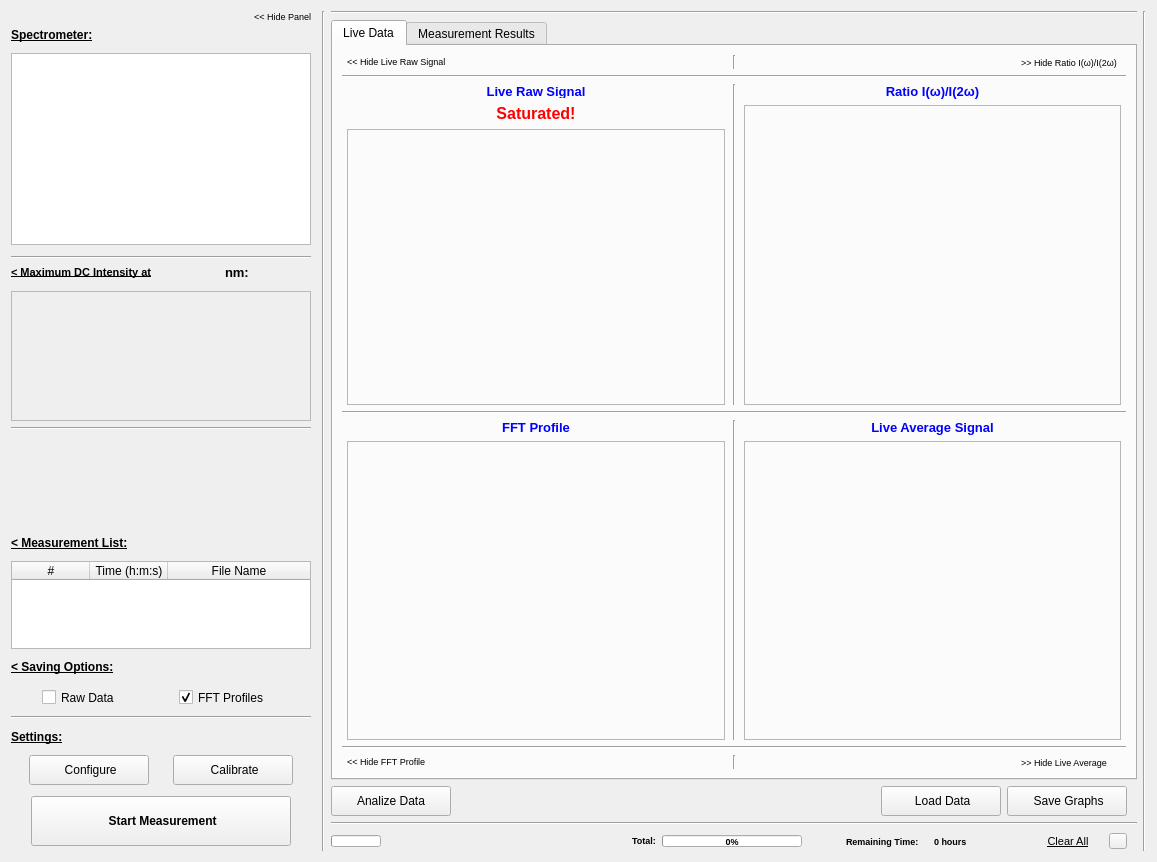
CesarCarvajal/Oxymetry-Backup-2018, file pol_panel.ui: the form before one commit.
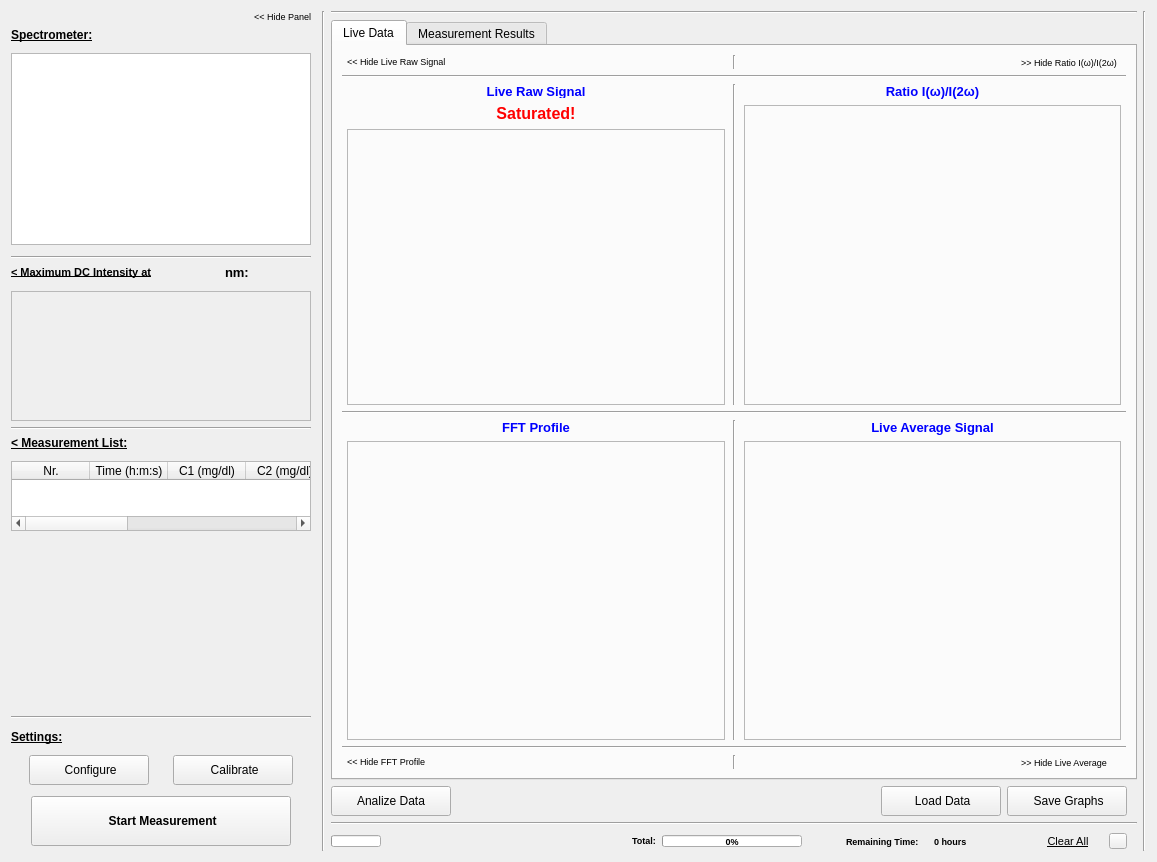
The form after the commit. Icons and pictures are not drawn. Custom widgets are drawn as their Qt base class.

```diff
--- a/pol_panel.ui
+++ b/pol_panel.ui
@@ -425,22 +425,6 @@
          </property>
         </widget>
        </item>
-       <item>
-        <spacer name="verticalSpacerX">
-         <property name="orientation">
-          <enum>Qt::Vertical</enum>
-         </property>
-         <property name="sizeType">
-          <enum>QSizePolicy::Expanding</enum>
-         </property>
-         <property name="sizeHint" stdset="0">
-          <size>
-           <width>10</width>
-           <height>100</height>
-          </size>
-         </property>
-        </spacer>
-       </item>
        <item>
         <widget class="ClickableLabel" name="label_Measurements_Pol">
          <property name="sizePolicy">
@@ -498,7 +482,7 @@
        <item>
         <widget class="QTableWidget" name="Table_Measurements_Pol">
          <property name="sizePolicy">
-          <sizepolicy hsizetype="Fixed" vsizetype="Expanding">
+          <sizepolicy hsizetype="Fixed" vsizetype="Preferred">
            <horstretch>0</horstretch>
            <verstretch>0</verstretch>
           </sizepolicy>
@@ -512,7 +496,7 @@
          <property name="maximumSize">
           <size>
            <width>300</width>
-           <height>400</height>
+           <height>450</height>
           </size>
          </property>
          <property name="toolTip">
@@ -558,7 +542,7 @@
           <number>0</number>
          </property>
          <property name="columnCount">
-          <number>3</number>
+          <number>8</number>
          </property>
          <attribute name="horizontalHeaderCascadingSectionResizes">
           <bool>false</bool>
@@ -598,7 +582,7 @@
          </attribute>
          <column>
           <property name="text">
-           <string>#</string>
+           <string>Nr.</string>
           </property>
          </column>
          <column>
@@ -611,161 +595,55 @@
          </column>
          <column>
           <property name="text">
-           <string>File Name</string>
+           <string>C1 (mg/dl)</string>
           </property>
           <property name="toolTip">
            <string>File Name</string>
           </property>
          </column>
+         <column>
+          <property name="text">
+           <string>C2 (mg/dl)</string>
+          </property>
+         </column>
+         <column>
+          <property name="text">
+           <string>C3 (mg/dl)</string>
+          </property>
+         </column>
+         <column>
+          <property name="text">
+           <string>C4 (mg/dl)</string>
+          </property>
+         </column>
+         <column>
+          <property name="text">
+           <string>C5 (mg/dl)</string>
+          </property>
+         </column>
+         <column>
+          <property name="text">
+           <string>C6 (mg/dl)</string>
+          </property>
+         </column>
         </widget>
        </item>
        <item>
-        <spacer name="verticalSpacer_16">
+        <spacer name="verticalSpacerX">
          <property name="orientation">
           <enum>Qt::Vertical</enum>
          </property>
          <property name="sizeType">
-          <enum>QSizePolicy::Fixed</enum>
+          <enum>QSizePolicy::Expanding</enum>
          </property>
          <property name="sizeHint" stdset="0">
           <size>
-           <width>20</width>
-           <height>5</height>
+           <width>10</width>
+           <height>100</height>
           </size>
          </property>
         </spacer>
        </item>
-       <item>
-        <widget class="ClickableLabel" name="label_Save_Pol">
-         <property name="sizePolicy">
-          <sizepolicy hsizetype="Preferred" vsizetype="Fixed">
-           <horstretch>0</horstretch>
-           <verstretch>0</verstretch>
-          </sizepolicy>
-         </property>
-         <property name="maximumSize">
-          <size>
-           <width>16777215</width>
-           <height>15</height>
-          </size>
-         </property>
-         <property name="font">
-          <font>
-           <weight>75</weight>
-           <bold>true</bold>
-           <underline>true</underline>
-           <kerning>false</kerning>
-          </font>
-         </property>
-         <property name="cursor">
-          <cursorShape>PointingHandCursor</cursorShape>
-         </property>
-         <property name="toolTip">
-          <string>Hide Saving Options</string>
-         </property>
-         <property name="text">
-          <string>&lt; Saving Options:</string>
-         </property>
-        </widget>
-       </item>
-       <item>
-        <spacer name="verticalSpacer_5">
-         <property name="orientation">
-          <enum>Qt::Vertical</enum>
-         </property>
-         <property name="sizeType">
-          <enum>QSizePolicy::Fixed</enum>
-         </property>
-         <property name="sizeHint" stdset="0">
-          <size>
-           <width>20</width>
-           <height>5</height>
-          </size>
-         </property>
-        </spacer>
-       </item>
-       <item>
-        <layout class="QHBoxLayout" name="horizontalLayout">
-         <property name="sizeConstraint">
-          <enum>QLayout::SetMinimumSize</enum>
-         </property>
-         <item>
-          <spacer name="horizontalSpacer_17">
-           <property name="orientation">
-            <enum>Qt::Horizontal</enum>
-           </property>
-           <property name="sizeType">
-            <enum>QSizePolicy::Fixed</enum>
-           </property>
-           <property name="sizeHint" stdset="0">
-            <size>
-             <width>10</width>
-             <height>15</height>
-            </size>
-           </property>
-          </spacer>
-         </item>
-         <item>
-          <widget class="QCheckBox" name="checkBox_AutoSave_Pol_Raw">
-           <property name="enabled">
-            <bool>true</bool>
-           </property>
-           <property name="minimumSize">
-            <size>
-             <width>110</width>
-             <height>25</height>
-            </size>
-           </property>
-           <property name="maximumSize">
-            <size>
-             <width>110</width>
-             <height>25</height>
-            </size>
-           </property>
-           <property name="toolTip">
-            <string>Save Raw Data</string>
-           </property>
-           <property name="text">
-            <string>Raw Data</string>
-           </property>
-           <property name="checked">
-            <bool>false</bool>
-           </property>
-          </widget>
-         </item>
-         <item>
-          <widget class="QCheckBox" name="checkBox_AutoSave_Pol">
-           <property name="minimumSize">
-            <size>
-             <width>110</width>
-             <height>25</height>
-            </size>
-           </property>
-           <property name="maximumSize">
-            <size>
-             <width>110</width>
-             <height>25</height>
-            </size>
-           </property>
-           <property name="toolTip">
-            <string>Save FFT Profile</string>
-           </property>
-           <property name="text">
-            <string>FFT Profiles</string>
-           </property>
-           <property name="iconSize">
-            <size>
-             <width>16</width>
-             <height>16</height>
-            </size>
-           </property>
-           <property name="checked">
-            <bool>true</bool>
-           </property>
-          </widget>
-         </item>
-        </layout>
-       </item>
        <item>
         <widget class="Line" name="line_m">
          <property name="orientation">
```
